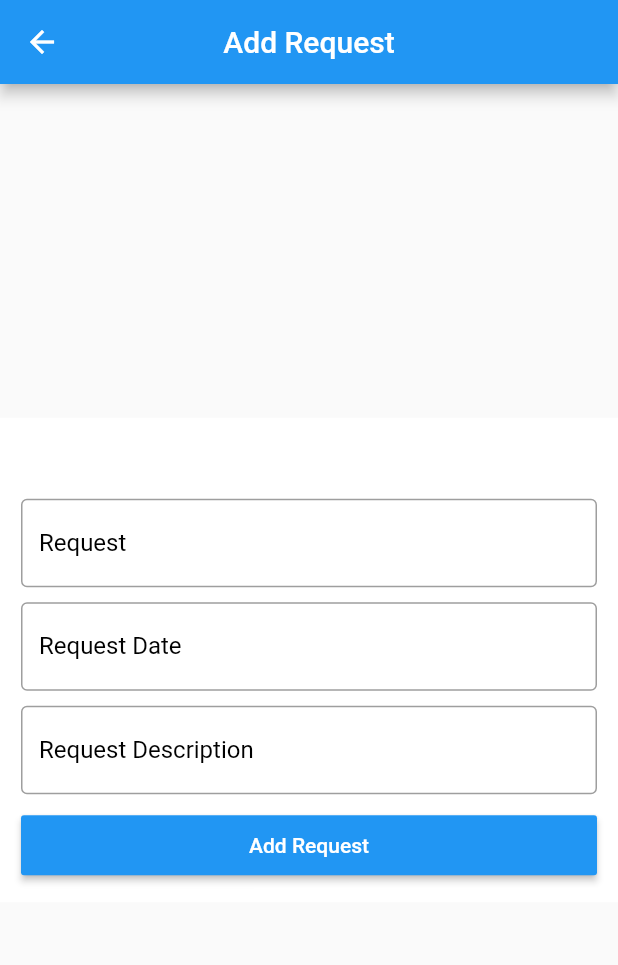
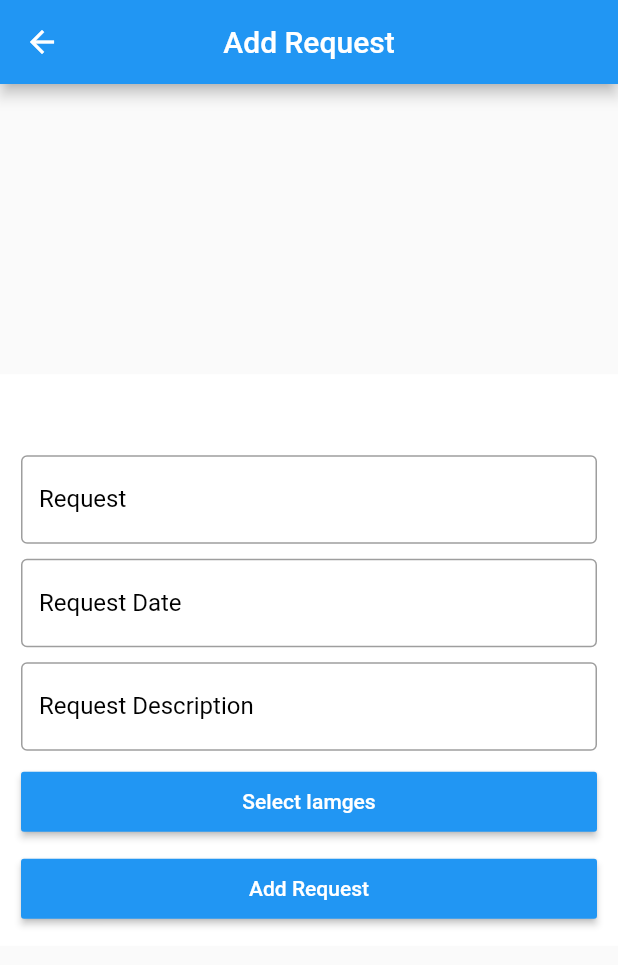
Before and after one commit to ahmed3ssem/venusera_task, a Flutter app: the Request screen opened directly, on a phone screen of 412 x 824 dp. Shown: the top 965 px of the screen. Run offline on Flutter 3.47's test engine with Material 2 defaults, Android fonts, the phone set to English and light mode, and no system bars; our stand-ins replace fluttertoast; missing offline and left inert: multi_image_picker.

Commit message:
select max 6 images

```diff
--- a/lib/request.dart
+++ b/lib/request.dart
@@ -1,20 +1,66 @@
 import 'package:flutter/cupertino.dart';
 import 'package:flutter/material.dart';
-
-
+import 'package:multi_image_picker/multi_image_picker.dart';
 class Request extends StatefulWidget {
   @override
   _RequestState createState() => _RequestState();
 }
 
 class _RequestState extends State<Request> {
-  static TextEditingController RequestEditingContrller = TextEditingController();
-  static TextEditingController RequestDateEditingContrller = TextEditingController();
-  static TextEditingController RequestDescriptionEditingContrller = TextEditingController();
+  List<Asset> images = List<Asset>();
+  static TextEditingController RequestEditingContrller =
+      TextEditingController();
+  static TextEditingController RequestDateEditingContrller =
+      TextEditingController();
+  static TextEditingController RequestDescriptionEditingContrller =
+      TextEditingController();
 
-  static String  Request = RequestEditingContrller.toString();
-  static String  RequestDate  = RequestDateEditingContrller.toString();
-  static String  RequestDescription  = RequestDescriptionEditingContrller.toString();
+  static String Request = RequestEditingContrller.toString();
+  static String RequestDate = RequestDateEditingContrller.toString();
+  static String RequestDescription =
+      RequestDescriptionEditingContrller.toString();
+  @override
+  void initState() {
+    super.initState();
+  }
+
+  Widget buildGridView() {
+    return GridView.count(
+      crossAxisCount: 3,
+      children: List.generate(images.length, (index) {
+        Asset asset = images[index];
+        return AssetThumb(
+          asset: asset,
+          width: 300,
+          height: 300,
+        );
+      }),
+    );
+  }
+  Future<void> loadAssets() async {
+    List<Asset> resultList = List<Asset>();
+    try {
+      resultList = await MultiImagePicker.pickImages(
+          maxImages: 5,
+          enableCamera: true,
+          selectedAssets: images,
+          cupertinoOptions: CupertinoOptions(takePhotoIcon: "chat"),
+          materialOptions: MaterialOptions(
+            actionBarColor: "#abcdef",
+            actionBarTitle: "Example App",
+            allViewTitle: "All Photos",
+            selectCircleStrokeColor: "#000000",
+          ));
+    }
+    on Exception catch (e) {
+    }
+
+    if (!mounted) return;
+
+    setState(() {
+      images = resultList;
+    });
+  }
   @override
   Widget build(BuildContext context) {
     return Scaffold(
@@ -30,6 +76,7 @@ class _RequestState extends State<Request> {
             child: Center(
               child: Column(
                 children: <Widget>[
+
                   SizedBox(
                     height: 40,
                   ),
@@ -59,7 +106,7 @@ class _RequestState extends State<Request> {
                     autofocus: false,
                     obscureText: false,
                     keyboardType: TextInputType.datetime,
-                    controller:RequestDateEditingContrller,
+                    controller: RequestDateEditingContrller,
                     decoration: InputDecoration(
                         labelText: "Request Date",
                         hintText: "Request Date",
@@ -77,6 +124,7 @@ class _RequestState extends State<Request> {
                   SizedBox(
                     height: 10,
                   ),
+
                   TextField(
                     autofocus: false,
                     obscureText: true,
@@ -104,6 +152,23 @@ class _RequestState extends State<Request> {
                     //color: Colors.green,
                     minWidth: double.infinity,
                     child: MaterialButton(
+                      onPressed: () => {
+                        loadAssets()
+                      },
+                      textColor: Colors.white,
+                      color: Colors.blue,
+                      height: 40,
+                      child: Text("Select Iamges"),
+                    ),
+                  ),
+                  SizedBox(
+                    height: 10,
+                  ),
+                  ButtonTheme(
+                    //elevation: 4,
+                    //color: Colors.green,
+                    minWidth: double.infinity,
+                    child: MaterialButton(
                       onPressed: () => {},
                       textColor: Colors.white,
                       color: Colors.blue,
--- a/pubspec.yaml
+++ b/pubspec.yaml
@@ -17,6 +17,7 @@ environment:
   sdk: ">=2.1.0 <3.0.0"
 
 dependencies:
+  multi_image_picker: ^4.6.0
   fluttertoast: ^3.1.3
   connectivity: ^0.4.1
   rxdart: ^0.18.0
```
Also changed, not shown: pubspec.lock, 2 other files.
